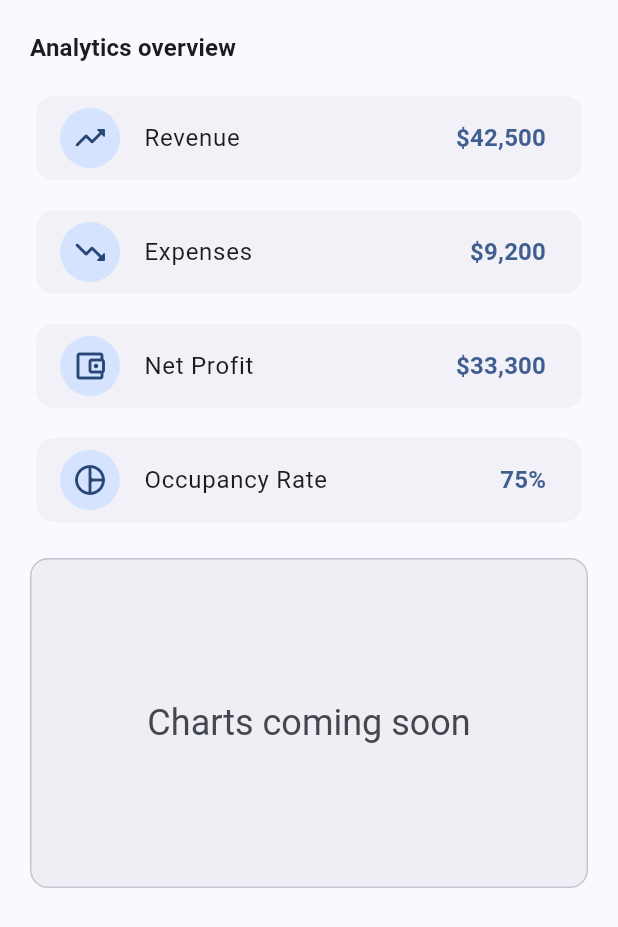
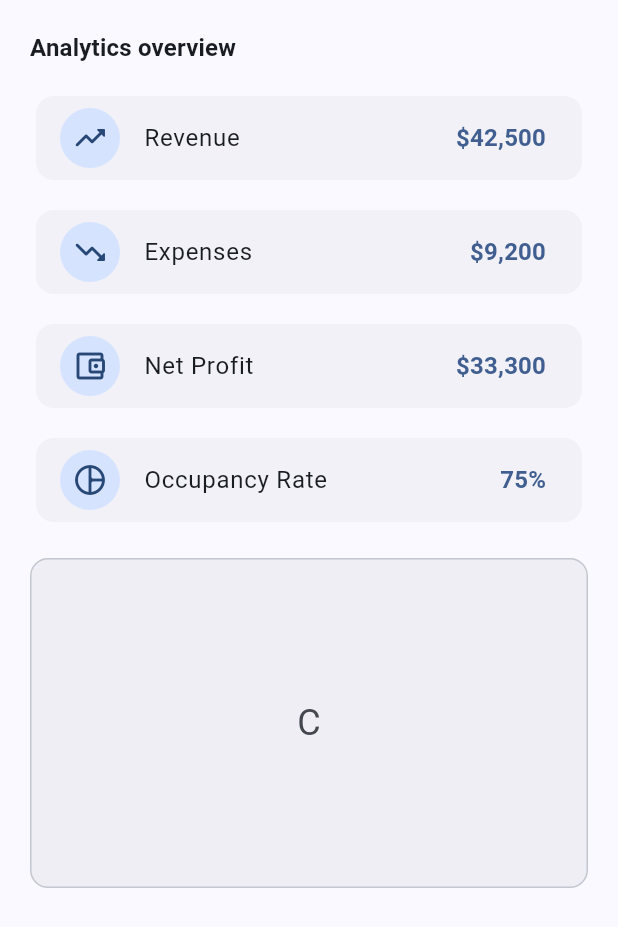
Before and after one commit to ammarie21/estatetrack1, a Flutter app: the ReportsScreen widget shown alone on an empty page, opened directly, on a phone screen of 412 x 824 dp. Shown: the top 927 px of the screen. Run offline on Flutter 3.47's test engine with Material 3 defaults, Android fonts, the phone set to English and light mode, and no system bars; accounts and stored records are empty.

Commit message:
small change

```diff
--- a/lib/screens/reports/reports_screen.dart
+++ b/lib/screens/reports/reports_screen.dart
@@ -58,7 +58,7 @@ class ReportsScreen extends StatelessWidget {
                 border: Border.all(color: scheme.outlineVariant),
               ),
               child: Text(
-                'Charts coming soon',
+                'C',
                 style: Theme.of(context).textTheme.headlineSmall?.copyWith(
                       color: scheme.onSurfaceVariant,
                     ),
```
